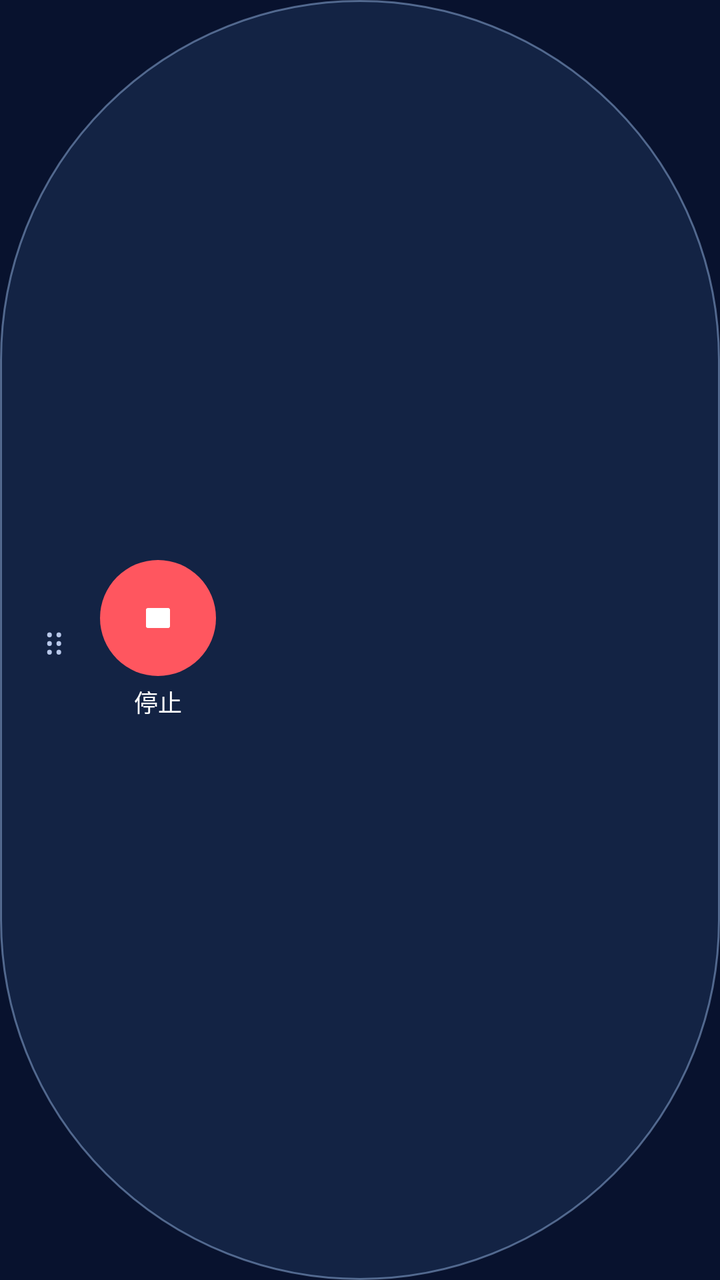
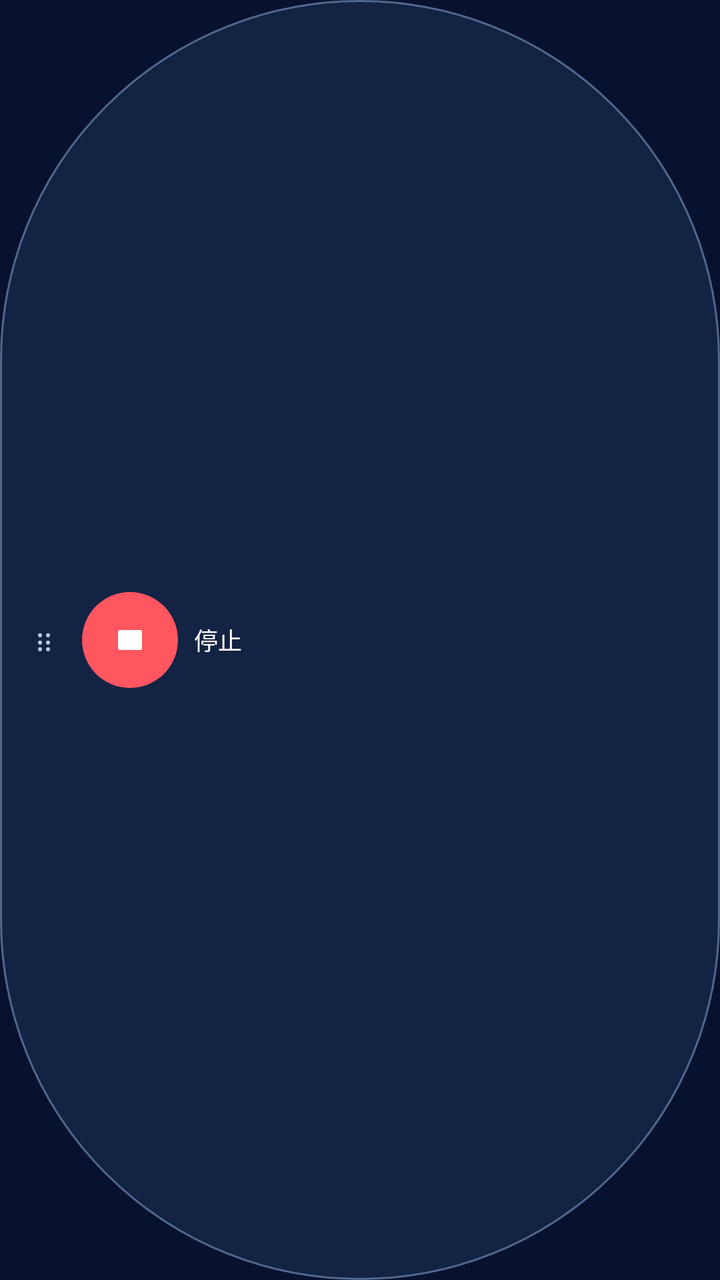

Before-and-after screenshots of an Android layout around one commit, followed by the original layout XML and the change that was made.
<!-- AndroidManifest.xml: application theme Theme.ShortDramaAssistant -->
<!-- res/layout/view_floating_controls.xml -->
<?xml version="1.0" encoding="utf-8"?>
<LinearLayout xmlns:android="http://schemas.android.com/apk/res/android"
    android:id="@+id/floatingRoot"
    android:layout_width="wrap_content"
    android:layout_height="wrap_content"
    android:background="@drawable/bg_floating_proto"
    android:gravity="center_vertical"
    android:orientation="horizontal"
    android:paddingLeft="12dp"
    android:paddingTop="10dp"
    android:paddingRight="14dp"
    android:paddingBottom="10dp">

    <TextView
        android:id="@+id/tvFloatingStatus"
        android:layout_width="1dp"
        android:layout_height="1dp"
        android:visibility="gone" />

    <TextView
        android:id="@+id/dragHandle"
        android:layout_width="30dp"
        android:layout_height="56dp"
        android:gravity="center"
        android:text="⋮⋮"
        android:textColor="#B8C8EA"
        android:textSize="18sp" />

    <LinearLayout
        android:layout_width="wrap_content"
        android:layout_height="wrap_content"
        android:layout_marginStart="8dp"
        android:gravity="center_horizontal"
        android:orientation="vertical">

        <ImageButton
            android:id="@+id/btnFloatingStop"
            android:layout_width="58dp"
            android:layout_height="58dp"
            android:background="@drawable/bg_overlay_stop_active"
            android:contentDescription="停止跳广告"
            android:padding="17dp"
            android:src="@drawable/ic_control_stop" />

        <TextView
            android:layout_width="wrap_content"
            android:layout_height="wrap_content"
            android:layout_marginTop="4dp"
            android:text="停止"
            android:textColor="@android:color/white"
            android:textSize="12sp" />
    </LinearLayout>
</LinearLayout>
<!-- resources referenced by this layout -->
<resources>
  <!-- drawable bg_floating_proto (drawable) -->
  <shape xmlns:android="http://schemas.android.com/apk/res/android"><solid android:color="#E7142547"/><corners android:radius="999dp"/><stroke android:width="1dp" android:color="#7D9AB9E7"/></shape>
  <!-- drawable bg_overlay_stop_active (drawable) -->
  <shape xmlns:android="http://schemas.android.com/apk/res/android">
      <solid android:color="#FF565F"/>
      <corners android:radius="999dp"/>
  </shape>
  <!-- drawable ic_control_stop (drawable) -->
  <vector xmlns:android="http://schemas.android.com/apk/res/android"
      android:width="24dp"
      android:height="24dp"
      android:viewportWidth="24"
      android:viewportHeight="24">
      <path
          android:fillColor="#FFFFFF"
          android:pathData="M7,7h10a1,1 0 0,1 1,1v8a1,1 0 0,1 -1,1H7a1,1 0 0,1 -1,-1V8a1,1 0 0,1 1,-1z"/>
  </vector>
  <style name="Theme.ShortDramaAssistant" parent="Theme.MaterialComponents.DayNight.NoActionBar">
          <item name="colorPrimary">@color/brand</item>
          <item name="colorPrimaryVariant">@color/brand_dark</item>
          <item name="colorOnPrimary">@color/white</item>
          <item name="colorSecondary">@color/brand_cyan</item>
          <item name="android:statusBarColor">@color/surface_dark</item>
          <item name="android:navigationBarColor">@color/surface_dark</item>
          <item name="android:windowBackground">@color/surface_dark</item>
      </style>
  <color name="brand">#4D7CFF</color>
  <color name="brand_dark">#203B96</color>
  <color name="white">#FFFFFFFF</color>
  <color name="brand_cyan">#62D7FF</color>
  <color name="surface_dark">#08122E</color>
</resources>

<!-- the commit's change to res/layout/view_floating_controls.xml (unified diff, before → after) -->
@@ -6,10 +6,10 @@
     android:background="@drawable/bg_floating_proto"
     android:gravity="center_vertical"
     android:orientation="horizontal"
-    android:paddingLeft="12dp"
-    android:paddingTop="10dp"
-    android:paddingRight="14dp"
-    android:paddingBottom="10dp">
+    android:paddingLeft="9dp"
+    android:paddingTop="4dp"
+    android:paddingRight="12dp"
+    android:paddingBottom="4dp">
 
     <TextView
         android:id="@+id/tvFloatingStatus"
@@ -19,35 +19,30 @@
 
     <TextView
         android:id="@+id/dragHandle"
-        android:layout_width="30dp"
-        android:layout_height="56dp"
+        android:layout_width="26dp"
+        android:layout_height="48dp"
         android:gravity="center"
+        android:contentDescription="拖动悬浮窗"
         android:text="⋮⋮"
         android:textColor="#B8C8EA"
-        android:textSize="18sp" />
+        android:textSize="15sp" />
 
-    <LinearLayout
+    <ImageButton
+        android:id="@+id/btnFloatingStop"
+        android:layout_width="48dp"
+        android:layout_height="48dp"
+        android:layout_marginStart="6dp"
+        android:background="@drawable/bg_overlay_stop_active"
+        android:contentDescription="停止跳广告"
+        android:padding="14dp"
+        android:src="@drawable/ic_control_stop" />
+
+    <TextView
         android:layout_width="wrap_content"
         android:layout_height="wrap_content"
         android:layout_marginStart="8dp"
-        android:gravity="center_horizontal"
-        android:orientation="vertical">
-
-        <ImageButton
-            android:id="@+id/btnFloatingStop"
-            android:layout_width="58dp"
-            android:layout_height="58dp"
-            android:background="@drawable/bg_overlay_stop_active"
-            android:contentDescription="停止跳广告"
-            android:padding="17dp"
-            android:src="@drawable/ic_control_stop" />
-
-        <TextView
-            android:layout_width="wrap_content"
-            android:layout_height="wrap_content"
-            android:layout_marginTop="4dp"
-            android:text="停止"
-            android:textColor="@android:color/white"
-            android:textSize="12sp" />
-    </LinearLayout>
+        android:gravity="center_vertical"
+        android:text="停止"
+        android:textColor="@android:color/white"
+        android:textSize="12sp" />
 </LinearLayout>
